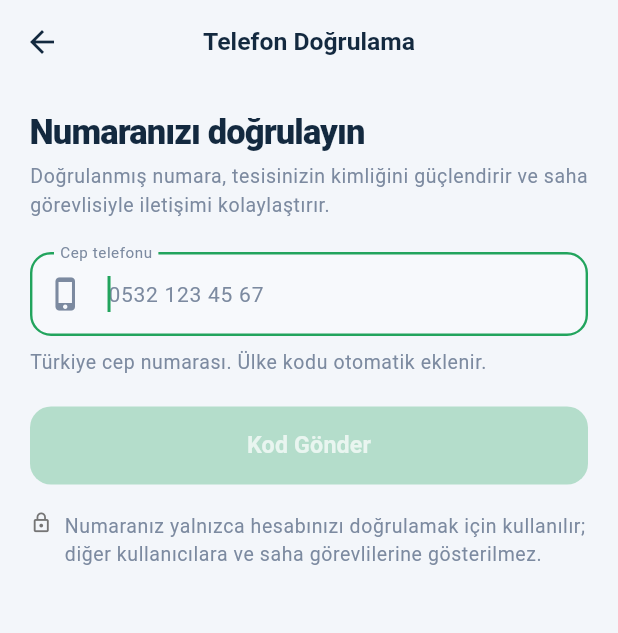
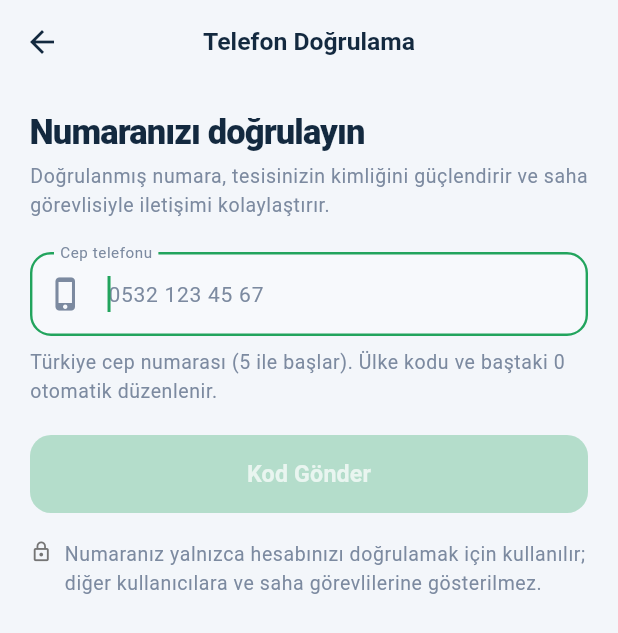
Before and after one commit to ismailbalci06/atik-toplama-app, a Flutter app: the PhoneVerificationScreen screen opened directly, on a phone screen of 412 x 824 dp. Shown: the top 633 px of the screen. Run offline on Flutter 3.47's test engine with Material 3 defaults, Android fonts, the phone set to English and light mode, and no system bars; our stand-ins replace cloud_firestore, firebase_auth, firebase_core, flutter_riverpod, geolocator, google_maps_flutter; missing offline and left inert: dart:html, pointer_interceptor; accounts and stored records are empty.

Commit message:
fix: telefon dogrulama hatasi ham Firebase mesajini artik GIZLEMIYOR
TESHIS: Ekranda "Phone saglayicisi acilmali" yaziyordu ama saglayici
zaten acikti. Firebase'e dogrudan sorulunca gercek sebep cikti:

  OPERATION_NOT_ALLOWED : SMS unable to be sent until this region
  enabled by the app developer.

Yani engel saglayici degil, SMS BOLGE POLITIKASI (Turkiye +90 izin
listesinde degil). Firebase iki farkli durum icin AYNI kodu donduruyor;
biz yalnizca kendi yorumumuzu gosterdigimiz icin kullanici yanlis yere
bakti. Kok sebep: ham mesaji gizlemek.

DUZELTME:
1. phoneAuthMessage artik her zaman "anlasilir aciklama + ham Firebase
   kodu/mesaji" doner. Teshis bir daha gizlenmez.
2. operation-not-allowed mesaji IKI olasiligi da yaziyor (saglayici
   kapali / bolge politikasi), hangisi oldugunu ham mesaj soyluyor.
3. Ekranda "Gönderilecek numara: +90532..." satiri eklendi — Firebase'e
   tam olarak ne gittigi gorunuyor, "bastaki 0 temizleniyor mu?" sorusu
   tahmine kalmiyor.

NOT: Numara normalizasyonunun dogru oldugu olculdu — "0532 123 45 67"
zaten +905321234567 uretiyordu; gecersiz numarada buton hic acilmadigi
icin bozuk numara Firebase'e ulasamiyordu. Hata haritalamasi da
korlemesine degildi. Sorun tek basina "ham mesajin gizlenmesiydi".

Test: 91/91 widget + 61/61 kural. analyze 0.

Co-Authored-By: Claude Opus 5 <noreply@anthropic.com>

```diff
--- a/lib/features/verification/presentation/screens/phone_verification_screen.dart
+++ b/lib/features/verification/presentation/screens/phone_verification_screen.dart
@@ -168,10 +168,33 @@ class _PhoneVerificationScreenState
               ),
             ),
             const SizedBox(height: 8),
-            Text(
-              'Türkiye cep numarası. Ülke kodu otomatik eklenir.',
-              style: text.bodySmall,
-            ),
+            // SEFFAFLIK: Firebase'e TAM OLARAK ne gonderilecegini gosteriyoruz.
+            // Boylece "numara yanlis mi gidiyor?" sorusu bir daha tahmine
+            // kalmaz; kullanici bastaki 0'in temizlendigini kendi gorur.
+            if (_phoneValid)
+              Row(
+                children: [
+                  const Icon(Icons.check_circle_outline_rounded,
+                      size: 15, color: AppColors.successInk),
+                  const SizedBox(width: 6),
+                  Expanded(
+                    child: Text(
+                      'Gönderilecek numara: '
+                      '${TrPhone.normalize(_phoneController.text)}',
+                      style: text.bodySmall?.copyWith(
+                        color: AppColors.successInk,
+                        fontWeight: FontWeight.w700,
+                      ),
+                    ),
+                  ),
+                ],
+              )
+            else
+              Text(
+                'Türkiye cep numarası (5 ile başlar). Ülke kodu ve baştaki '
+                '0 otomatik düzenlenir.',
+                style: text.bodySmall,
+              ),
           ] else ...[
             TextField(
               controller: _codeController,
```
Also changed, not shown: lib/features/verification/data/phone_verification_repository.dart (+24 -7 lines), 1 other file.
